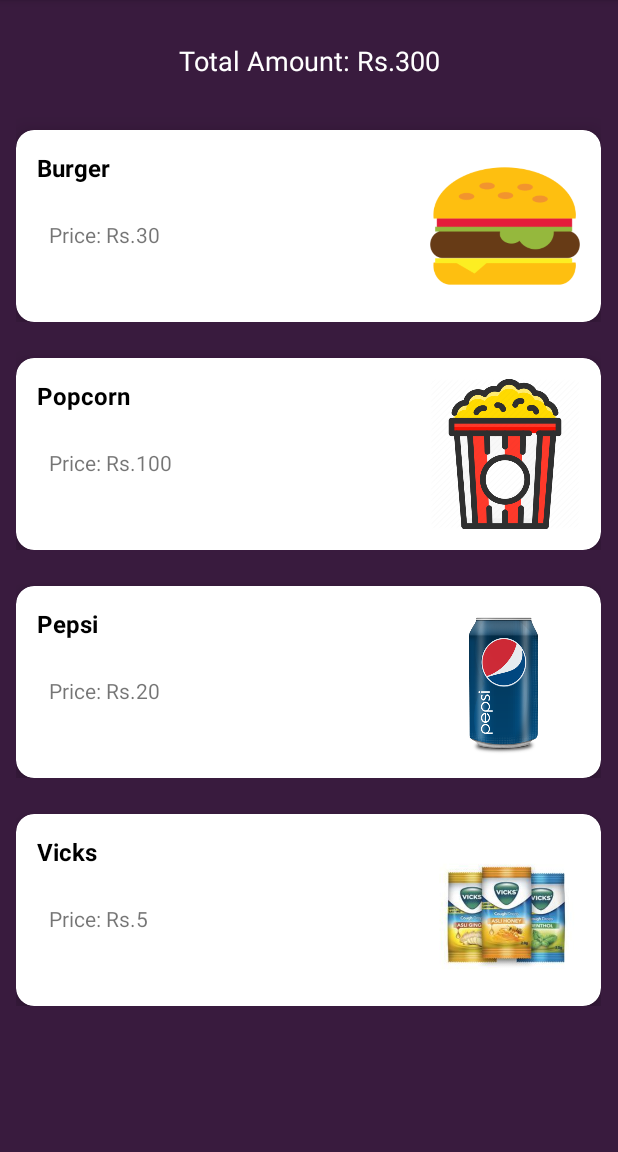
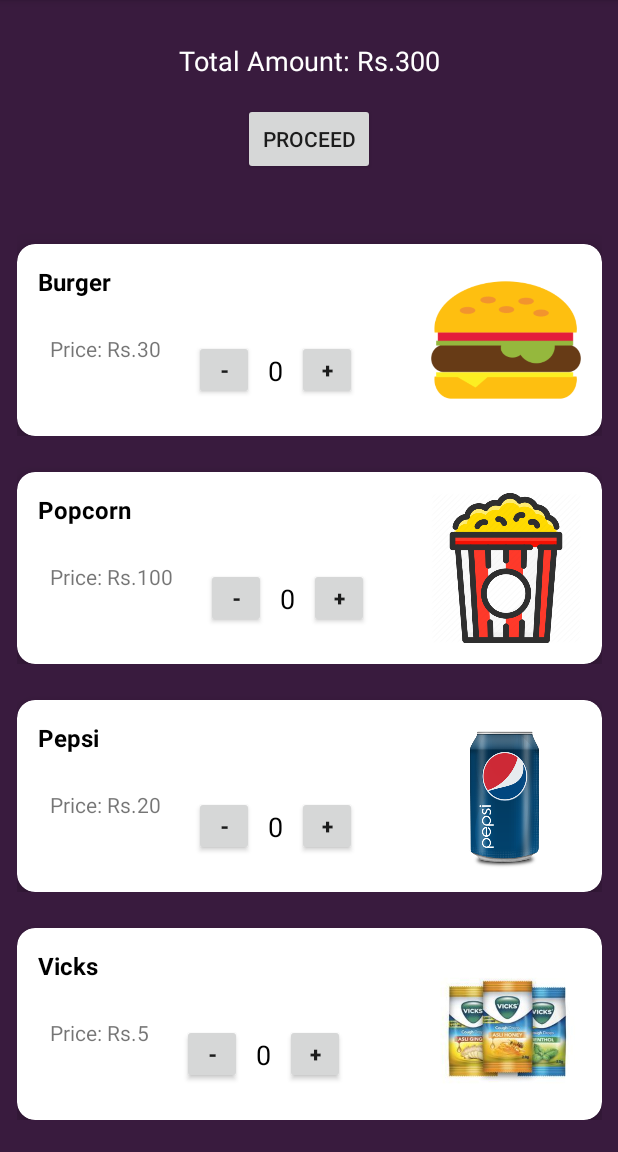
Before and after one commit to namitgpta/cinema-booking-system, an Android app: the snacks screen opened directly, with no data from a screen before it, on a phone screen of 412 x 824 dp, the part 84-1236 px from its top. Run offline under Robolectric (Android 15) with nearby library versions, the phone set to English and light mode, and no system bars; Roboto replaces fonts that are not available here.

Commit message:
cinema dbms 31 Oct 2020_5

```diff
--- a/app/src/main/java/com/namit/cinemabookingsystem/adapter/snacks_RecyclerViewAdapter.java
+++ b/app/src/main/java/com/namit/cinemabookingsystem/adapter/snacks_RecyclerViewAdapter.java
@@ -7,6 +7,7 @@ import android.database.Cursor;
 import android.view.LayoutInflater;
 import android.view.View;
 import android.view.ViewGroup;
+import android.widget.Button;
 import android.widget.ImageView;
 import android.widget.TextView;
 import android.widget.Toast;
@@ -44,12 +45,19 @@ public class snacks_RecyclerViewAdapter extends RecyclerView.Adapter<snacks_Recy
         c1.moveToPosition(position);
 
         viewHolder.snack_name.setText(c1.getString(1));
-//        String audi="Audi "+c1.getString(1);
-//        viewHolder.room_no.setText(audi);
-//        String start="Starts at "+c1.getString(2)+":00";
-//        viewHolder.start_time.setText(start);
         String init_price="Price: Rs."+c1.getString(2);
         viewHolder.snack_price.setText(init_price);
+        viewHolder.qty.setText(String.valueOf(0));
+//        viewHolder.plus.setOnClickListener(v -> {
+//            viewHolder.qty.setText(Integer.parseInt(viewHolder.qty.getText().toString())+1);
+//
+//        });
+//        viewHolder.minus.setOnClickListener(v -> {
+//            if(Integer.parseInt(viewHolder.qty.getText().toString())>0){
+//                viewHolder.qty.setText(Integer.parseInt(viewHolder.qty.getText().toString())-1);
+//            }
+//
+//        });
 //        String portrait_photo=c1.getString(0)+"_portrait";
         int resId= context.getResources().getIdentifier(c1.getString(0), "raw", context.getPackageName());
         viewHolder.snack_portrait_photo.setBackgroundResource(resId);
@@ -62,8 +70,8 @@ public class snacks_RecyclerViewAdapter extends RecyclerView.Adapter<snacks_Recy
 
     public class ViewHolder extends RecyclerView.ViewHolder implements View.OnClickListener{
         public TextView snack_name;
-        //        public TextView room_no;
-//        public TextView start_time;
+        public Button plus, minus;
+        public TextView qty;
         public TextView snack_price;
         public ImageView snack_portrait_photo;
 
@@ -72,8 +80,9 @@ public class snacks_RecyclerViewAdapter extends RecyclerView.Adapter<snacks_Recy
 
             itemView.setOnClickListener(this);
             snack_name=itemView.findViewById(R.id.snack_name);
-//            room_no=itemView.findViewById(R.id.room_no);
-//            start_time=itemView.findViewById(R.id.start_time);
+            qty=itemView.findViewById(R.id.quantity_snack);
+            plus=itemView.findViewById(R.id.plus_snack);
+            minus=itemView.findViewById(R.id.minus_snack);
             snack_price=itemView.findViewById(R.id.price_snack);
             snack_portrait_photo=itemView.findViewById(R.id.snack_photo_portrait);
         }
@@ -86,10 +95,12 @@ public class snacks_RecyclerViewAdapter extends RecyclerView.Adapter<snacks_Recy
 //                    "where film_id=?", new String[]{String.valueOf(InsideBody.current_counter)});
 //            c_temp.moveToPosition(position);
 //            int screenings_id=Integer.parseInt(c_temp.getString(0));
-            Intent intent=new Intent(context, review_payment.class);
-            intent.putExtra("position", String.valueOf(position));
-//            c_temp.close();
-            context.startActivity(intent);
+
+
+//            Intent intent=new Intent(context, review_payment.class);
+//            intent.putExtra("position", String.valueOf(position));
+////            c_temp.close();
+//            context.startActivity(intent);
         }
     }
 }
--- a/app/src/main/java/com/namit/cinemabookingsystem/snacks.java
+++ b/app/src/main/java/com/namit/cinemabookingsystem/snacks.java
@@ -4,9 +4,11 @@ import androidx.appcompat.app.AppCompatActivity;
 import androidx.recyclerview.widget.LinearLayoutManager;
 import androidx.recyclerview.widget.RecyclerView;
 
+import android.content.Intent;
 import android.database.Cursor;
 import android.database.sqlite.SQLiteDatabase;
 import android.os.Bundle;
+import android.view.View;
 
 import com.namit.cinemabookingsystem.adapter.payment_RecyclerViewAdapter;
 import com.namit.cinemabookingsystem.adapter.snacks_RecyclerViewAdapter;
@@ -38,6 +40,11 @@ public class snacks extends AppCompatActivity {
         c1=myDb.rawQuery("select id_str, name, price from snacks", null);
     }
 
+    public void snacks_to_review_payment_intent(View view) {
+        Intent intent = new Intent(snacks.this, review_payment.class);
+        startActivity(intent);
+    }
+
     @Override
     protected void onDestroy() {
         if(c1!=null)
--- a/app/src/main/res/layout/activity_snacks.xml
+++ b/app/src/main/res/layout/activity_snacks.xml
@@ -13,10 +13,8 @@
         android:layout_height="wrap_content"
         app:layout_constraintBottom_toBottomOf="parent"
         app:layout_constraintEnd_toEndOf="parent"
-        app:layout_constraintHorizontal_bias="0.498"
         app:layout_constraintStart_toStartOf="parent"
-        app:layout_constraintTop_toBottomOf="@+id/textView4"
-        app:layout_constraintVertical_bias="0.094" />
+        app:layout_constraintTop_toBottomOf="@+id/proceed_snacks" />
 
     <TextView
         android:id="@+id/textView4"
@@ -29,6 +27,16 @@
         app:layout_constraintEnd_toEndOf="parent"
         app:layout_constraintStart_toStartOf="parent"
         app:layout_constraintTop_toTopOf="parent" />
-    <!-- 380dp, 700dp -->
+
+    <Button
+        android:id="@+id/proceed_snacks"
+        android:layout_width="wrap_content"
+        android:layout_height="wrap_content"
+        android:layout_marginTop="16dp"
+        android:text="@string/proceed"
+        app:layout_constraintEnd_toEndOf="parent"
+        app:layout_constraintStart_toStartOf="parent"
+        app:layout_constraintTop_toBottomOf="@+id/textView4"
+        android:onClick="snacks_to_review_payment_intent"/>
 
 </androidx.constraintlayout.widget.ConstraintLayout>
--- a/app/src/main/res/layout/snacks_row.xml
+++ b/app/src/main/res/layout/snacks_row.xml
@@ -25,7 +25,7 @@
                 android:id="@+id/snack_name"
                 android:layout_width="wrap_content"
                 android:layout_height="wrap_content"
-                android:text="Burger"
+                android:text="@string/burger"
                 android:textColor="#000000"
                 android:textSize="16sp"
                 android:textStyle="bold" />
@@ -49,6 +49,40 @@
                 android:background="@raw/burger"
                 android:contentDescription="@string/todo" />
 
+            <Button
+                android:id="@+id/minus_snack"
+                android:layout_width="40dp"
+                android:layout_height="40dp"
+                android:layout_alignParentTop="true"
+                android:layout_marginStart="14dp"
+                android:layout_marginTop="50dp"
+                android:layout_toEndOf="@+id/price_snack"
+                android:text="-"
+                android:textStyle="bold" />
+
+            <TextView
+                android:id="@+id/quantity_snack"
+                android:layout_width="wrap_content"
+                android:layout_height="wrap_content"
+                android:layout_alignParentTop="true"
+                android:layout_marginStart="9dp"
+                android:layout_marginTop="58dp"
+                android:layout_toEndOf="@+id/minus_snack"
+                android:text="0"
+                android:textColor="#000000"
+                android:textSize="18sp" />
+
+            <Button
+                android:id="@+id/plus_snack"
+                android:layout_width="40dp"
+                android:layout_height="40dp"
+                android:layout_alignParentTop="true"
+                android:layout_marginStart="9dp"
+                android:layout_marginTop="50dp"
+                android:layout_toEndOf="@+id/quantity_snack"
+                android:text="+"
+                android:textStyle="bold" />
+
         </RelativeLayout>
     </androidx.cardview.widget.CardView>
 
--- a/app/src/main/res/values/strings.xml
+++ b/app/src/main/res/values/strings.xml
@@ -54,4 +54,5 @@
     <string name="ticket_booked">Ticket Booked !!!</string>
     <string name="todo">TODO</string>
     <string name="price_rs_30">Price: Rs.30</string>
+    <string name="burger">Burger</string>
 </resources>
```
